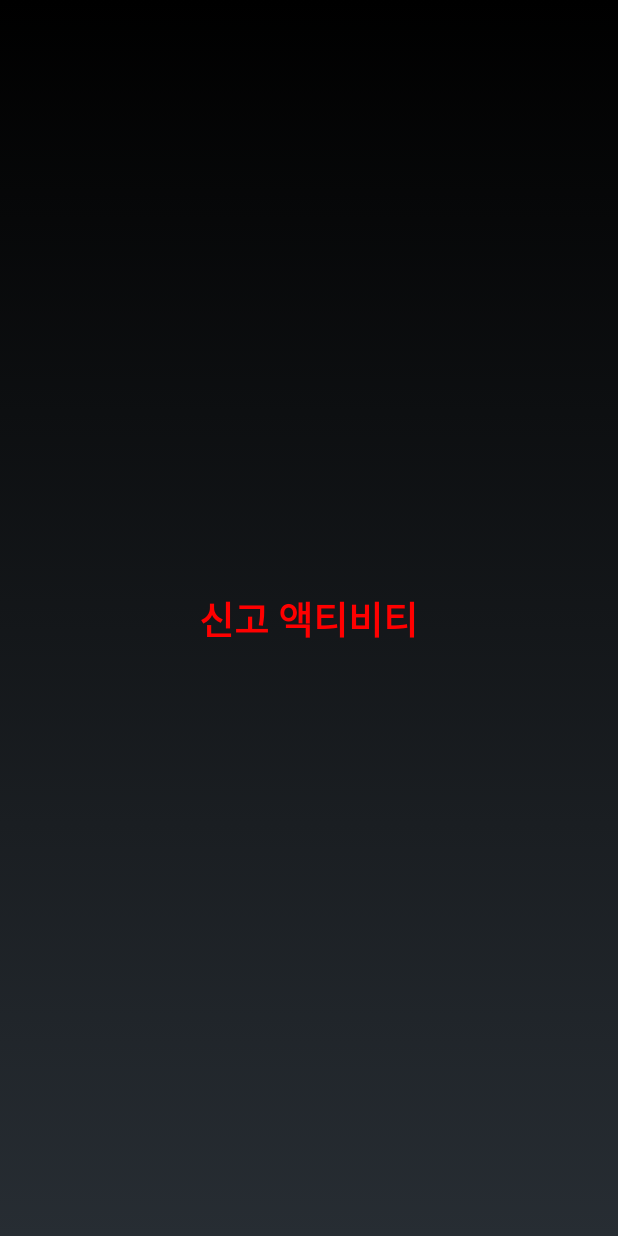
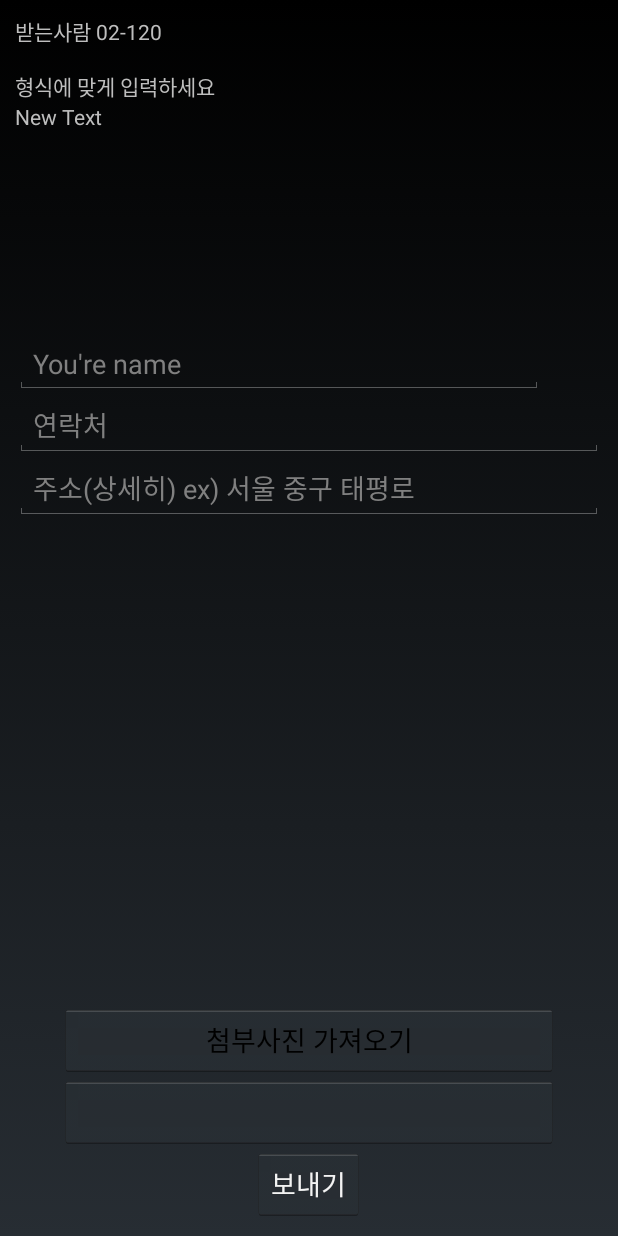
Before and after one commit to Minkyeong-Sung/HAXI, an Android app: the UcNotifyActivity screen opened directly, with no data from a screen before it, on a phone screen of 412 x 824 dp. Run offline under Robolectric (Android 15) with nearby library versions, the phone set to English and light mode, and no system bars.

```diff
--- a/app/src/main/AndroidManifest.xml
+++ b/app/src/main/AndroidManifest.xml
@@ -1,6 +1,14 @@
 <?xml version="1.0" encoding="utf-8"?>
 <manifest xmlns:android="http://schemas.android.com/apk/res/android"
     package="com.ensharp.haxi">
+
+
+    <uses-permission android:name="android.permission.SEND_SMS" />
+    <uses-permission android:name="android.permission.RECEIVE_SMS" />
+    <uses-permission android:name="android.permission.READ_PHONE_STATE" />
+
+
+
 
     <application
         android:allowBackup="true"
--- a/app/src/main/res/layout/activity_uc_notify.xml
+++ b/app/src/main/res/layout/activity_uc_notify.xml
@@ -1,22 +1,116 @@
-<?xml version="1.0" encoding="utf-8"?>
-<RelativeLayout xmlns:android="http://schemas.android.com/apk/res/android"
+<LinearLayout xmlns:android="http://schemas.android.com/apk/res/android"
     xmlns:tools="http://schemas.android.com/tools"
+    android:id="@+id/container"
     android:layout_width="match_parent"
     android:layout_height="match_parent"
-    android:paddingBottom="@dimen/activity_vertical_margin"
-    android:paddingLeft="@dimen/activity_horizontal_margin"
-    android:paddingRight="@dimen/activity_horizontal_margin"
-    android:paddingTop="@dimen/activity_vertical_margin"
-    tools:context="com.ensharp.haxi.UcNotifyActivity">
+    android:orientation="vertical"
+    android:padding="10dp"
+    tools:context=".MainActivity"
+    tools:ignore="MergeRootFrame" >
+
+    <RelativeLayout
+        android:layout_width="match_parent"
+        android:layout_height="wrap_content" >
+    </RelativeLayout>
+    <TextView
+        android:layout_width="wrap_content"
+        android:layout_height="wrap_content"
+        android:text="받는사람 02-120" />
 
     <TextView
         android:layout_width="wrap_content"
         android:layout_height="wrap_content"
-        android:text="신고 액티비티"
-        android:id="@+id/textView7"
-        android:layout_centerVertical="true"
-        android:layout_centerHorizontal="true"
-        android:textColor="#ff0000"
-        android:textSize="25dp"
-        android:textStyle="bold" />
-</RelativeLayout>
+        android:layout_marginTop="15dp"
+        android:text="형식에 맞게 입력하세요" />
+
+    <TextView
+        android:layout_width="81dp"
+        android:layout_height="wrap_content"
+        android:text="New Text"
+        android:id="@+id/textView"
+        android:layout_weight="0.04" />
+
+    <EditText
+        android:id="@+id/smsText"
+        android:layout_width="352dp"
+        android:layout_height="wrap_content"
+        android:ems="10"
+        android:inputType="textMultiLine"
+        android:gravity="top"
+        android:hint="You're name"
+        android:scrollbars="vertical" />
+
+    <EditText
+        android:id="@+id/smsText2"
+        android:layout_width="match_parent"
+        android:layout_height="wrap_content"
+        android:ems="10"
+        android:inputType="phone"
+        android:gravity="top"
+        android:hint="연락처"
+        android:scrollbars="vertical"
+        android:layout_gravity="center_horizontal" />
+
+    <EditText
+        android:id="@+id/smsText3"
+        android:layout_width="match_parent"
+        android:layout_height="wrap_content"
+        android:ems="10"
+        android:gravity="top"
+        android:hint="주소(상세히) ex) 서울 중구 태평로"
+        android:scrollbars="vertical" />
+
+
+    <HorizontalScrollView
+        android:id="@+id/hori_scroll_view"
+        android:layout_width="match_parent"
+        android:layout_height="152dp"
+        android:fillViewport="false"
+        android:foregroundGravity="left"
+        android:paddingBottom="1dp"
+        android:paddingTop="1dp"
+        android:layout_weight="0.05">
+
+        <LinearLayout
+            android:id="@+id/selected_photos_container"
+            android:layout_width="match_parent"
+            android:layout_height="match_parent"
+            android:layout_gravity="left"
+            android:animateLayoutChanges="true"
+            android:gravity="left"
+            android:orientation="horizontal"
+            android:visibility="visible" >
+
+
+            <!-- images will be added dynamicall to this layout -->
+        </LinearLayout>
+    </HorizontalScrollView>
+
+
+
+    <Button
+        android:id="@+id/get_images"
+        android:layout_width="match_parent"
+        android:layout_height="wrap_content"
+        android:layout_marginLeft="30dp"
+        android:layout_marginRight="30dp"
+        android:text="첨부사진 가져오기"
+        android:textColor="#000000" />
+
+    <Button
+        android:id="@+id/get_n_images"
+        android:layout_width="match_parent"
+        android:layout_height="wrap_content"
+        android:layout_below="@id/get_images"
+        android:layout_marginLeft="30dp"
+        android:layout_marginRight="30dp"
+        android:textColor="#000000" />
+
+    <Button
+        android:layout_width="wrap_content"
+        android:layout_height="wrap_content"
+        android:layout_gravity="center_horizontal"
+        android:onClick="sendSMS"
+        android:text="보내기" />
+
+</LinearLayout>
```
